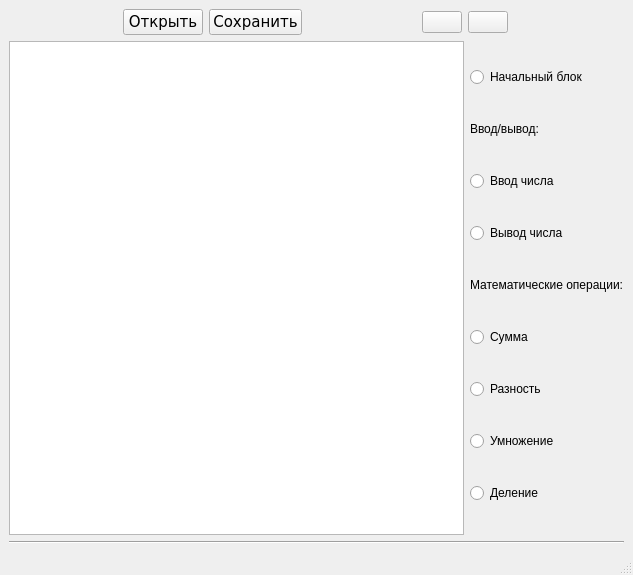
Above: mainwindow.ui from kera0106/visual_development_environment before the change. Below: the same form after it.
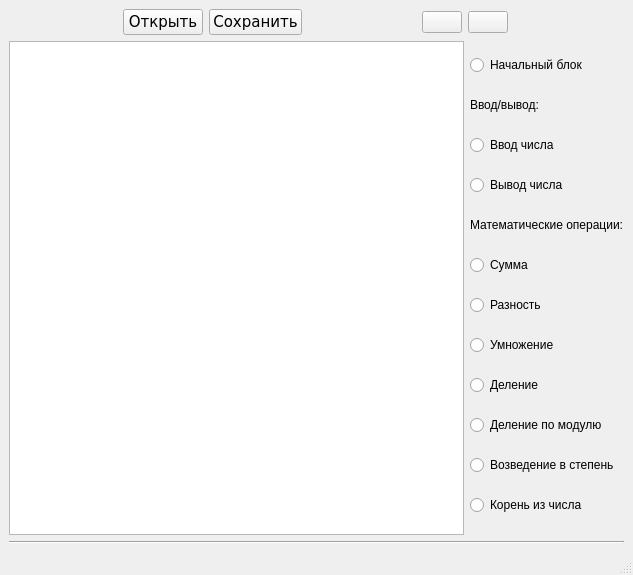
That is the form after the change. Icons and pictures are not drawn.

Commit message: Add more mathematic blocks

```diff
--- a/mainwindow.ui
+++ b/mainwindow.ui
@@ -141,7 +141,7 @@
        <widget class="QGraphicsView" name="canvas"/>
       </item>
       <item>
-       <layout class="QVBoxLayout" name="blockListView" stretch="1,0,1,0,0,1,0,0,0">
+       <layout class="QVBoxLayout" name="blockListView" stretch="1,0,1,0,0,1,0,0,0,0,0,0">
         <item>
          <widget class="QRadioButton" name="start">
           <property name="text">
@@ -217,6 +217,27 @@
           </property>
          </widget>
         </item>
+        <item>
+         <widget class="QRadioButton" name="mod">
+          <property name="text">
+           <string>Деление по модулю</string>
+          </property>
+         </widget>
+        </item>
+        <item>
+         <widget class="QRadioButton" name="pow">
+          <property name="text">
+           <string>Возведение в степень</string>
+          </property>
+         </widget>
+        </item>
+        <item>
+         <widget class="QRadioButton" name="sqrt">
+          <property name="text">
+           <string>Корень из числа</string>
+          </property>
+         </widget>
+        </item>
        </layout>
       </item>
      </layout>
```
The commit also changes 7 other files.
